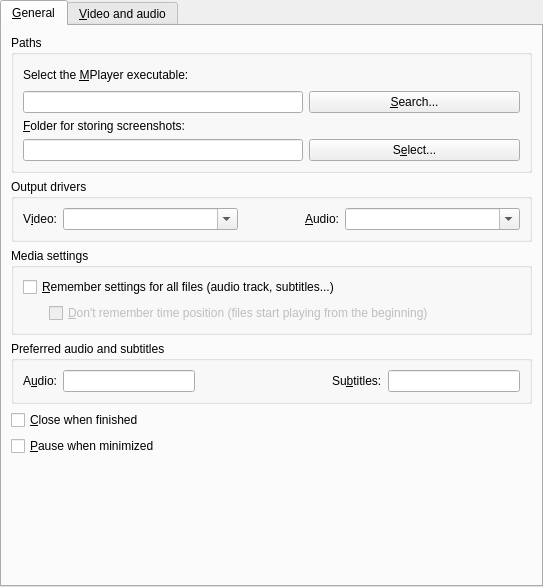
The window that src/prefgeneral.ui (wilbert2000/wzplayer) describes before a commit, drawn with Qt 5.
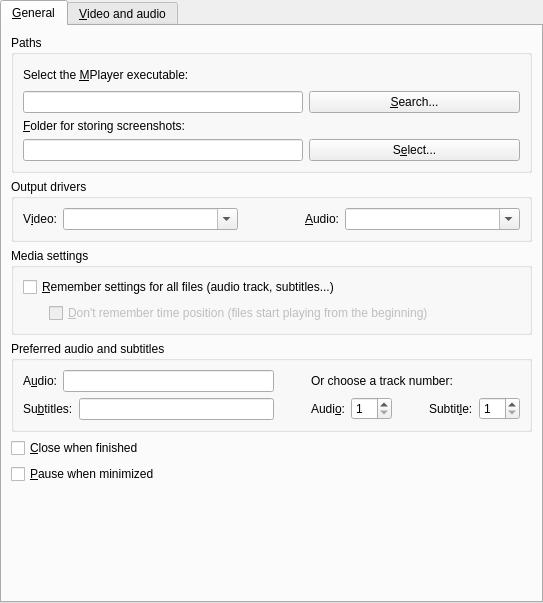
The same window after the commit. Icons and pictures are not drawn. Custom widgets are drawn as their Qt base class.

Commit message: Added in Preferences->General options to choose the initial audio & subtitle tracks.

Patch:
```diff
--- a/src/prefgeneral.ui
+++ b/src/prefgeneral.ui
@@ -6,7 +6,7 @@
     <x>0</x>
     <y>0</y>
     <width>543</width>
-    <height>587</height>
+    <height>603</height>
    </rect>
   </property>
   <property name="windowIcon" >
@@ -268,20 +268,46 @@
            <number>6</number>
           </property>
           <item>
-           <widget class="QLabel" name="textLabel1_20" >
-            <property name="text" >
-             <string>A&amp;udio:</string>
+           <layout class="QGridLayout" >
+            <property name="margin" >
+             <number>0</number>
             </property>
-            <property name="wordWrap" >
-             <bool>false</bool>
+            <property name="spacing" >
+             <number>6</number>
             </property>
-            <property name="buddy" >
-             <cstring>audio_lang_edit</cstring>
-            </property>
-           </widget>
-          </item>
-          <item>
-           <widget class="QLineEdit" name="audio_lang_edit" />
+            <item row="1" column="2" >
+             <widget class="QLineEdit" name="subtitle_lang_edit" />
+            </item>
+            <item row="0" column="1" colspan="2" >
+             <widget class="QLineEdit" name="audio_lang_edit" />
+            </item>
+            <item row="1" column="0" colspan="2" >
+             <widget class="QLabel" name="textLabel2_11" >
+              <property name="text" >
+               <string>Su&amp;btitles:</string>
+              </property>
+              <property name="wordWrap" >
+               <bool>false</bool>
+              </property>
+              <property name="buddy" >
+               <cstring>subtitle_lang_edit</cstring>
+              </property>
+             </widget>
+            </item>
+            <item row="0" column="0" >
+             <widget class="QLabel" name="textLabel1_20" >
+              <property name="text" >
+               <string>A&amp;udio:</string>
+              </property>
+              <property name="wordWrap" >
+               <bool>false</bool>
+              </property>
+              <property name="buddy" >
+               <cstring>audio_lang_edit</cstring>
+              </property>
+             </widget>
+            </item>
+           </layout>
           </item>
           <item>
            <spacer>
@@ -289,7 +315,7 @@
              <enum>Qt::Horizontal</enum>
             </property>
             <property name="sizeType" >
-             <enum>QSizePolicy::Expanding</enum>
+             <enum>QSizePolicy::Minimum</enum>
             </property>
             <property name="sizeHint" >
              <size>
@@ -300,20 +326,90 @@
            </spacer>
           </item>
           <item>
-           <widget class="QLabel" name="textLabel2_11" >
-            <property name="text" >
-             <string>Su&amp;btitles:</string>
+           <layout class="QGridLayout" >
+            <property name="margin" >
+             <number>0</number>
             </property>
-            <property name="wordWrap" >
-             <bool>false</bool>
+            <property name="spacing" >
+             <number>6</number>
             </property>
-            <property name="buddy" >
-             <cstring>subtitle_lang_edit</cstring>
-            </property>
-           </widget>
-          </item>
-          <item>
-           <widget class="QLineEdit" name="subtitle_lang_edit" />
+            <item row="0" column="0" colspan="4" >
+             <widget class="QLabel" name="label_2" >
+              <property name="text" >
+               <string>Or choose a track number:</string>
+              </property>
+             </widget>
+            </item>
+            <item row="1" column="2" >
+             <spacer>
+              <property name="orientation" >
+               <enum>Qt::Horizontal</enum>
+              </property>
+              <property name="sizeType" >
+               <enum>QSizePolicy::Minimum</enum>
+              </property>
+              <property name="sizeHint" >
+               <size>
+                <width>21</width>
+                <height>20</height>
+               </size>
+              </property>
+             </spacer>
+            </item>
+            <item row="1" column="1" >
+             <widget class="QSpinBox" name="audio_track_spin" >
+              <property name="maximum" >
+               <number>99</number>
+              </property>
+              <property name="minimum" >
+               <number>1</number>
+              </property>
+             </widget>
+            </item>
+            <item row="1" column="5" >
+             <widget class="QSpinBox" name="subtitle_track_spin" >
+              <property name="minimum" >
+               <number>1</number>
+              </property>
+             </widget>
+            </item>
+            <item row="1" column="3" colspan="2" >
+             <widget class="QLabel" name="label_4" >
+              <property name="text" >
+               <string>Subtit&amp;le:</string>
+              </property>
+              <property name="buddy" >
+               <cstring>subtitle_track_spin</cstring>
+              </property>
+             </widget>
+            </item>
+            <item row="1" column="0" >
+             <widget class="QLabel" name="label_3" >
+              <property name="text" >
+               <string>Audi&amp;o:</string>
+              </property>
+              <property name="buddy" >
+               <cstring>audio_track_spin</cstring>
+              </property>
+             </widget>
+            </item>
+            <item row="0" column="4" colspan="2" >
+             <spacer>
+              <property name="orientation" >
+               <enum>Qt::Horizontal</enum>
+              </property>
+              <property name="sizeType" >
+               <enum>QSizePolicy::Minimum</enum>
+              </property>
+              <property name="sizeHint" >
+               <size>
+                <width>40</width>
+                <height>20</height>
+               </size>
+              </property>
+             </spacer>
+            </item>
+           </layout>
           </item>
          </layout>
         </widget>
```
The commit also changes 27 other files.
